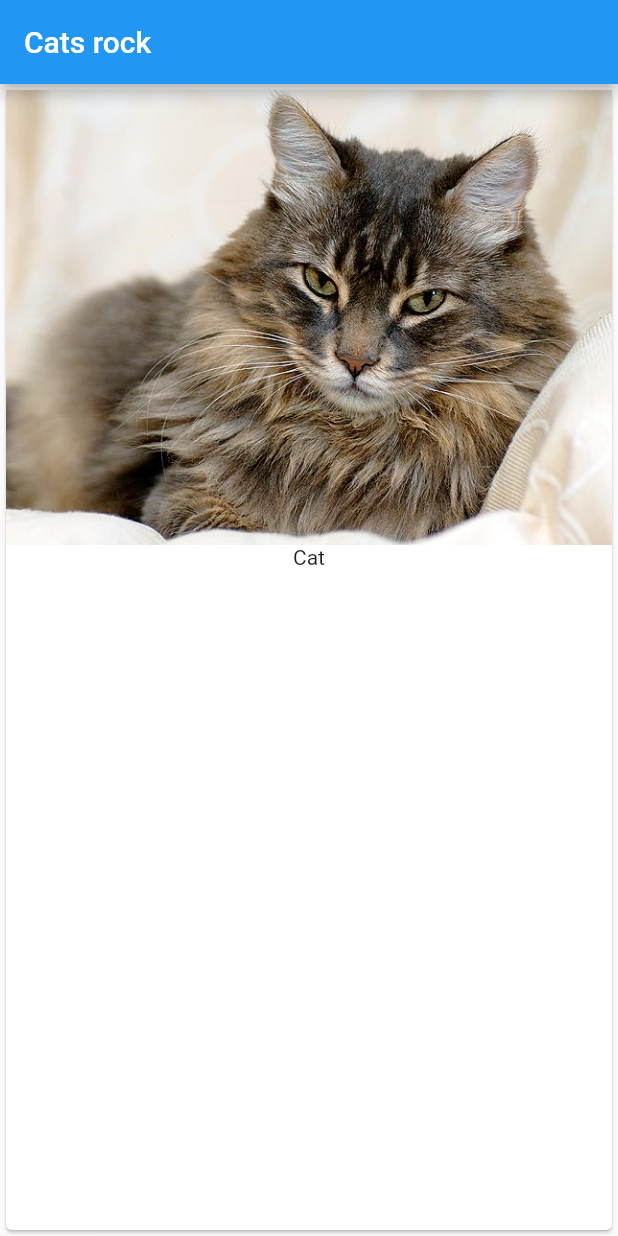
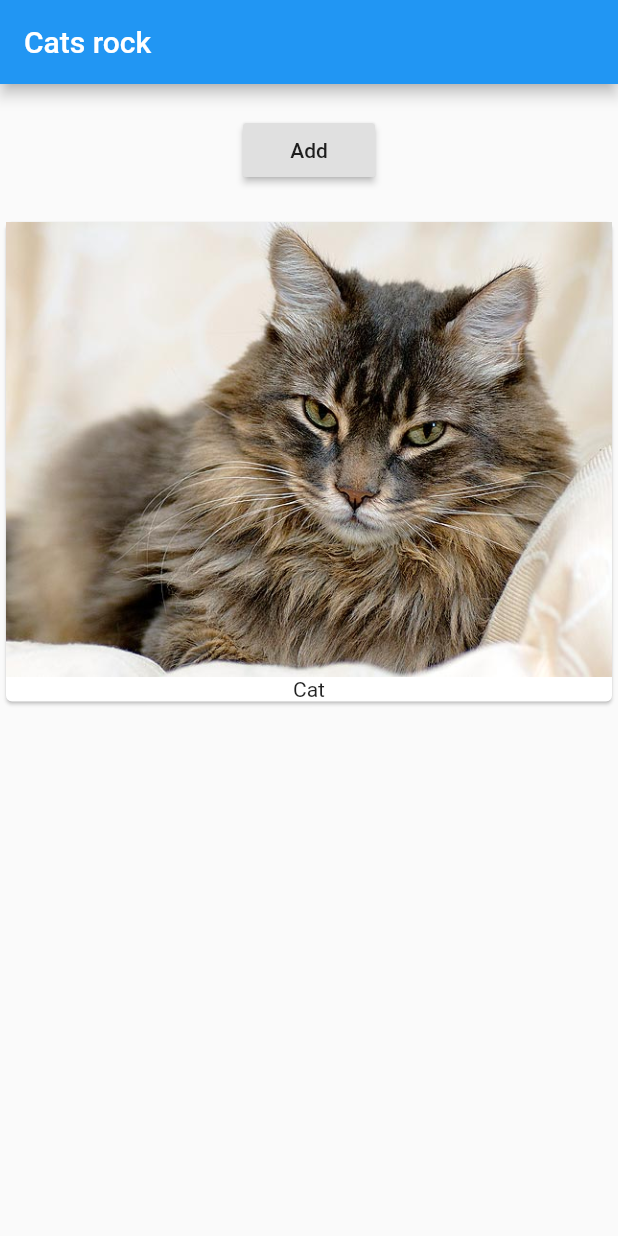
Before and after one commit to ssokurenko/flutter_demo, a Flutter app: the screen it shows after launch, on a phone screen of 412 x 824 dp. Run offline on Flutter 3.47's test engine with Material 2 defaults, Android fonts, the phone set to English and light mode, and no system bars.

Commit message:
Added a Stateful widget and correspondent State

```diff
--- a/lib/main.dart
+++ b/lib/main.dart
@@ -3,19 +3,39 @@ import 'package:flutter/material.dart';
 // Application entry point
 main() => runApp(App());
 
-class App extends StatelessWidget {
+class App extends StatefulWidget {
+  @override
+  State<StatefulWidget> createState() {
+    return _AppState();
+  }
+}
+
+class _AppState extends State<App> {
   @override
   Widget build(BuildContext context) {
     return MaterialApp(
       home: Scaffold(
-        appBar: AppBar(
-          title: Text('Cats rock'),
-        ),
-        body: Card(
-            child: Column(
-          children: <Widget>[Image.asset('assets/images/cat.jpg'), Text('Cat')],
-        )),
-      ),
+          appBar: AppBar(
+            title: Text('Cats rock'),
+          ),
+          body: Column(
+            children: [
+              Container(
+                margin: EdgeInsets.all(20.0),
+                child: RaisedButton(
+                  child: Text('Add'),
+                  onPressed: () {},
+                ),
+              ),
+              Card(
+                  child: Column(
+                children: <Widget>[
+                  Image.asset('assets/images/cat.jpg'),
+                  Text('Cat')
+                ],
+              )),
+            ],
+          )),
       debugShowCheckedModeBanner: false,
     );
   }
```
